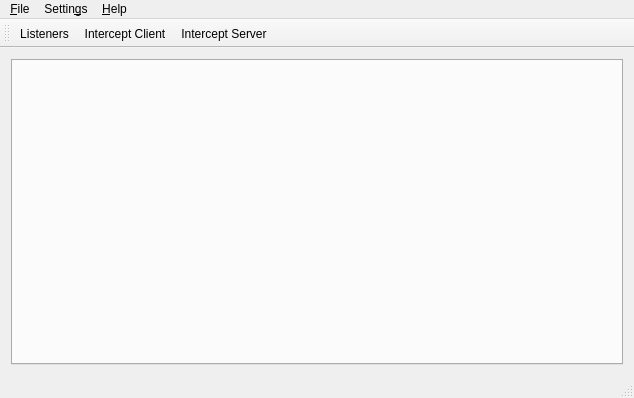
Above: mainwindow.ui from richmoore/bitslinger before the change. Below: the same form after it.
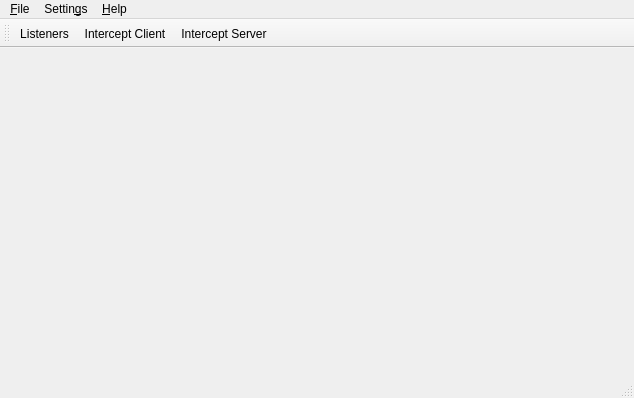
That is the form after the change. Icons and pictures are not drawn.

Commit message:
Reduce margins
Attempt to remove the nested boxes in the GUI

Diff of the .ui file:
```diff
--- a/mainwindow.ui
+++ b/mainwindow.ui
@@ -15,11 +15,26 @@
   </property>
   <widget class="QWidget" name="centralWidget">
    <layout class="QGridLayout" name="gridLayout">
+    <property name="leftMargin">
+     <number>0</number>
+    </property>
+    <property name="topMargin">
+     <number>0</number>
+    </property>
+    <property name="rightMargin">
+     <number>0</number>
+    </property>
+    <property name="bottomMargin">
+     <number>0</number>
+    </property>
     <item row="0" column="0">
      <widget class="QTabWidget" name="toolsTab">
       <property name="currentIndex">
        <number>-1</number>
       </property>
+      <property name="documentMode">
+       <bool>true</bool>
+      </property>
      </widget>
     </item>
    </layout>
```
The commit also changes 2 other files.
